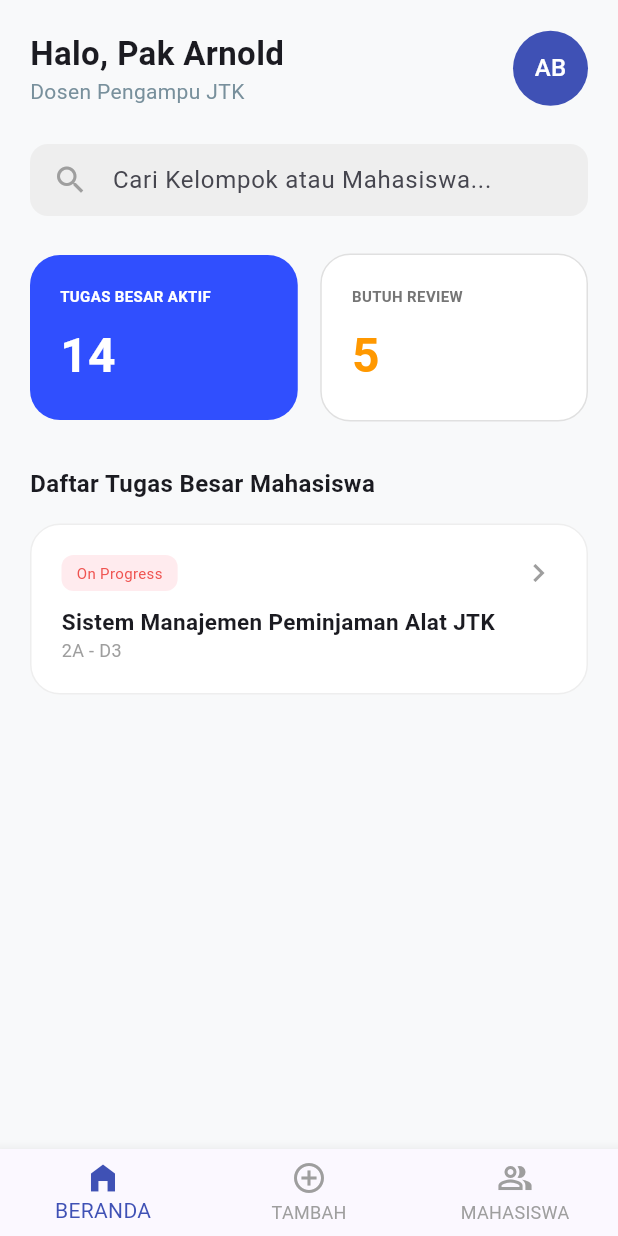
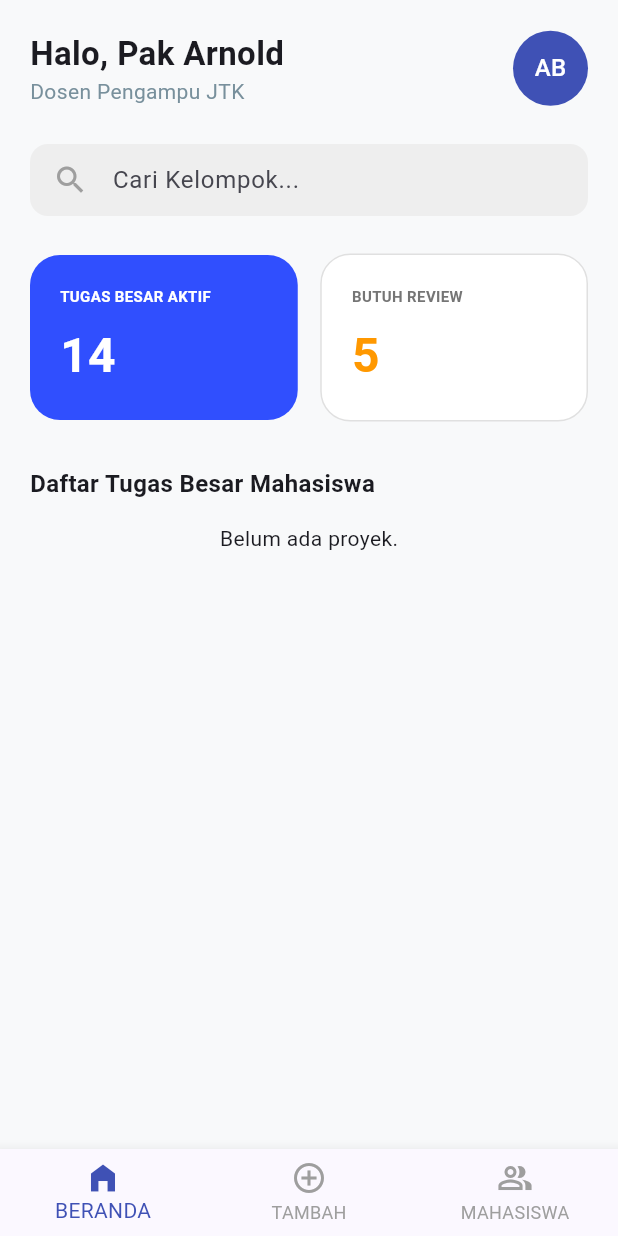
Before and after one commit to goks29/proyek4-Academic-Project-Monitoring-System, a Flutter app: the screen it shows after launch, on a phone screen of 412 x 824 dp. Run offline on Flutter 3.47's test engine with Material 3 defaults, Android fonts, the phone set to English and light mode, and no system bars; our stand-ins replace flutter_dotenv, supabase_flutter; accounts and stored records are empty.

Commit message:
feat: Make UI of Form Project, Generate Code, and Make Create Project Feature that integrated with DB Supabase

```diff
--- a/lib/features/academic/lecturer/lecturer_view.dart
+++ b/lib/features/academic/lecturer/lecturer_view.dart
@@ -1,34 +1,57 @@
 import 'package:flutter/material.dart';
+import 'lecturer_controller.dart';
+import '../../../models/project_model.dart';
+import '../../../models/workspace_model.dart';
+import 'add_project_view.dart';
 
-class LecturerView extends StatelessWidget {
+class LecturerView extends StatefulWidget {
   const LecturerView({super.key});
+
+  @override
+  State<LecturerView> createState() => _LecturerViewState();
+}
+
+class _LecturerViewState extends State<LecturerView> {
+  final LecturerController _controller = LecturerController();
+  ProjectModel? _selectedProject; // Untuk melacak proyek yang sedang dibuka
 
   @override
   Widget build(BuildContext context) {
     return Scaffold(
-      backgroundColor: const Color(
-        0xFFF8F9FA,
-      ), // Background abu muda biar premium
-      // FOOTER: Bottom Navigation Bar
-      bottomNavigationBar: BottomNavigationBar(
+      backgroundColor: const Color(0xFFF8F9FA),
+
+      // FOOTER: Bottom Navigation Bar (Hanya muncul di halaman utama)
+      // lib/features/academic/lecturer/lecturer_view.dart
+
+bottomNavigationBar: _selectedProject == null ? BottomNavigationBar(
   currentIndex: 0,
   selectedItemColor: Colors.indigo,
   unselectedItemColor: Colors.grey,
+  onTap: (index) async {
+    if (index == 1) { // Index 1 adalah tombol 'TAMBAH'
+      // Berpindah ke halaman form tambah proyek
+      final result = await Navigator.push(
+        context,
+        MaterialPageRoute(
+          builder: (context) => const AddProjectView(),
+        ),
+      );
+
+      // Jika form berhasil disimpan (mengembalikan true), refresh data
+      if (result == true) {
+        setState(() {
+          // Trigger refresh FutureBuilder
+        });
+      }
+    }
+    // Tambahkan logika index 0 atau 2 jika diperlukan nanti
+  },
   items: const [
-          BottomNavigationBarItem(
-            icon: Icon(Icons.home_filled),
-            label: 'BERANDA',
-          ),
-          BottomNavigationBarItem(
-            icon: Icon(Icons.add_circle_outline),
-            label: 'TAMBAH',
-          ),
-          BottomNavigationBarItem(
-            icon: Icon(Icons.people_alt_outlined),
-            label: 'MAHASISWA',
-          ),
+    BottomNavigationBarItem(icon: Icon(Icons.home_filled), label: 'BERANDA'),
+    BottomNavigationBarItem(icon: Icon(Icons.add_circle_outline), label: 'TAMBAH'),
+    BottomNavigationBarItem(icon: Icon(Icons.people_alt_outlined), label: 'MAHASISWA'),
   ],
-      ),
+) : null,
 
       body: SafeArea(
         child: SingleChildScrollView(
@@ -38,26 +61,25 @@ class LecturerView extends StatelessWidget {
             children: [
               const SizedBox(height: 20),
 
-              // HEADER: Profil Section
+              // HEADER & BACK BUTTON
               Row(
                 mainAxisAlignment: MainAxisAlignment.spaceBetween,
                 children: [
+                  if (_selectedProject != null)
+                    IconButton(
+                      icon: const Icon(Icons.arrow_back_ios),
+                      onPressed: () => setState(() => _selectedProject = null),
+                    ),
                   Column(
                     crossAxisAlignment: CrossAxisAlignment.start,
                     children: [
-                      const Text(
-                        "Halo, Pak Arnold",
-                        style: TextStyle(
-                          fontSize: 22,
-                          fontWeight: FontWeight.bold,
-                        ),
+                      Text(
+                        _selectedProject == null ? "Halo, Pak Arnold" : "Detail Proyek",
+                        style: const TextStyle(fontSize: 22, fontWeight: FontWeight.bold),
                       ),
                       Text(
-                        "Dosen Pengampu JTK",
-                        style: TextStyle(
-                          color: Colors.blueGrey[400],
-                          fontSize: 14,
-                        ),
+                        _selectedProject == null ? "Dosen Pengampu JTK" : _selectedProject!.title,
+                        style: TextStyle(color: Colors.blueGrey[400], fontSize: 14),
                       ),
                     ],
                   ),
@@ -71,161 +93,177 @@ class LecturerView extends StatelessWidget {
 
               const SizedBox(height: 25),
 
-              // SEARCH BAR
-              Container(
-                padding: const EdgeInsets.symmetric(horizontal: 15),
-                decoration: BoxDecoration(
-                  color: Colors.grey[200],
-                  borderRadius: BorderRadius.circular(12),
-                ),
-                child: const TextField(
-                  decoration: InputDecoration(
-                    icon: Icon(Icons.search, color: Colors.grey),
-                    hintText: "Cari Kelompok atau Mahasiswa...",
-                    border: InputBorder.none,
-                  ),
-                ),
-              ),
-
-              const SizedBox(height: 25),
-
-              // CONTENT: Statistik (Dua Kartu Sejajar)
-              Row(
-                children: [
-                  // Kartu 1: Tugas Aktif
-                  Expanded(
-                    child: Container(
-                      padding: const EdgeInsets.all(20),
-                      decoration: BoxDecoration(
-                        color: Colors.indigoAccent[700],
-                        borderRadius: BorderRadius.circular(20),
-                      ),
-                      child: const Column(
-                        crossAxisAlignment: CrossAxisAlignment.start,
-                        children: [
-                          Text(
-                            "TUGAS BESAR AKTIF",
-                            style: TextStyle(
-                              color: Colors.white,
-                              fontSize: 10,
-                              fontWeight: FontWeight.bold,
-                            ),
-                          ),
-                          SizedBox(height: 10),
-                          Text(
-                            "14",
-                            style: TextStyle(
-                              color: Colors.white,
-                              fontSize: 32,
-                              fontWeight: FontWeight.bold,
-                            ),
-                          ),
+              // SWITCHER: Tampilkan List Proyek atau List Kelompok
+              _selectedProject == null
+                ? _buildDashboardHome()
+                : _buildWorkspaceList(),
             ],
           ),
         ),
       ),
+    );
+  }
+
+  // --- SUB-WIDGET 1: TAMPILAN BERANDA UTAMA ---
+  Widget _buildDashboardHome() {
+    return Column(
+      crossAxisAlignment: CrossAxisAlignment.start,
+      children: [
+        // SEARCH BAR
+        _buildSearchBar(),
+        const SizedBox(height: 25),
+        // STATISTIK
+        _buildStatCards(),
+        const SizedBox(height: 30),
+        const Text("Daftar Tugas Besar Mahasiswa", style: TextStyle(fontSize: 16, fontWeight: FontWeight.bold)),
+        const SizedBox(height: 15),
+        // LIST PROJECT DARI DATABASE
+        FutureBuilder<List<ProjectModel>>(
+          future: _controller.getAllProjects(),
+          builder: (context, snapshot) {
+            if (snapshot.connectionState == ConnectionState.waiting) return const Center(child: CircularProgressIndicator());
+            if (!snapshot.hasData || snapshot.data!.isEmpty) return const Center(child: Text("Belum ada proyek."));
+
+            return ListView.builder(
+              shrinkWrap: true,
+              physics: const NeverScrollableScrollPhysics(),
+              itemCount: snapshot.data!.length,
+              itemBuilder: (context, index) {
+                final project = snapshot.data![index];
+                return _buildProjectCard(project);
+              },
+            );
+          },
+        ),
+      ],
+    );
+  }
+
+  // --- SUB-WIDGET 2: DAFTAR KELOMPOK (LEVEL 2) ---
+  Widget _buildWorkspaceList() {
+    return FutureBuilder<List<WorkspaceModel>>(
+      future: _controller.getWorkspacesByProject(_selectedProject!.id),
+      builder: (context, snapshot) {
+        if (snapshot.connectionState == ConnectionState.waiting) return const Center(child: CircularProgressIndicator());
+        if (!snapshot.hasData || snapshot.data!.isEmpty) return const Center(child: Text("Belum ada kelompok bergabung."));
+
+        return ListView.builder(
+          shrinkWrap: true,
+          physics: const NeverScrollableScrollPhysics(),
+          itemCount: snapshot.data!.length,
+          itemBuilder: (context, index) {
+            final workspace = snapshot.data![index];
+            double progress = _controller.calculateProgress(workspace);
+            return _buildGroupProgressCard(workspace, progress);
+          },
+        );
+      },
+    );
+  }
+
+  // --- UI COMPONENTS ---
+
+  Widget _buildSearchBar() {
+    return Container(
+      padding: const EdgeInsets.symmetric(horizontal: 15),
+      decoration: BoxDecoration(color: Colors.grey[200], borderRadius: BorderRadius.circular(12)),
+      child: const TextField(
+        decoration: InputDecoration(icon: Icon(Icons.search, color: Colors.grey), hintText: "Cari Kelompok...", border: InputBorder.none),
+      ),
+    );
+  }
+
+  Widget _buildStatCards() {
+    return Row(
+      children: [
+        _statCard("TUGAS BESAR AKTIF", "14", Colors.indigoAccent[700]!, Colors.white),
         const SizedBox(width: 15),
-                  // Kartu 2: Butuh Review
-                  Expanded(
+        _statCard("BUTUH REVIEW", "5", Colors.white, Colors.orange, isBordered: true),
+      ],
+    );
+  }
+
+  Widget _statCard(String label, String value, Color bg, Color valColor, {bool isBordered = false}) {
+    return Expanded(
       child: Container(
         padding: const EdgeInsets.all(20),
         decoration: BoxDecoration(
-                        color: Colors.white,
+          color: bg,
           borderRadius: BorderRadius.circular(20),
-                        border: Border.all(color: Colors.grey[300]!),
+          border: isBordered ? Border.all(color: Colors.grey[300]!) : null,
         ),
         child: Column(
           crossAxisAlignment: CrossAxisAlignment.start,
           children: [
-                          Text(
-                            "BUTUH REVIEW",
-                            style: TextStyle(
-                              color: Colors.grey[600],
-                              fontSize: 10,
-                              fontWeight: FontWeight.bold,
-                            ),
-                          ),
+            Text(label, style: TextStyle(color: isBordered ? Colors.grey[600] : Colors.white, fontSize: 10, fontWeight: FontWeight.bold)),
             const SizedBox(height: 10),
-                          const Text(
-                            "5",
-                            style: TextStyle(
-                              color: Colors.orange,
-                              fontSize: 32,
-                              fontWeight: FontWeight.bold,
-                            ),
-                          ),
+            Text(value, style: TextStyle(color: valColor, fontSize: 32, fontWeight: FontWeight.bold)),
           ],
         ),
       ),
-                  ),
-                ],
-              ),
+    );
+  }
 
-              const SizedBox(height: 30),
-
-              // JUDUL DAFTAR
-              const Text(
-                "Daftar Tugas Besar Mahasiswa",
-                style: TextStyle(fontSize: 16, fontWeight: FontWeight.bold),
-              ),
-
-              const SizedBox(height: 15),
-
-              // LIST TUGAS (Satu Contoh Kartu)
-              Container(
+  Widget _buildProjectCard(ProjectModel project) {
+    return GestureDetector(
+      onTap: () => setState(() => _selectedProject = project),
+      child: Container(
+        margin: const EdgeInsets.only(bottom: 15),
         padding: const EdgeInsets.all(20),
-                decoration: BoxDecoration(
-                  color: Colors.white,
-                  borderRadius: BorderRadius.circular(20),
-                  border: Border.all(color: Colors.grey[200]!),
-                ),
+        decoration: BoxDecoration(color: Colors.white, borderRadius: BorderRadius.circular(20), border: Border.all(color: Colors.grey[200]!)),
         child: Column(
           crossAxisAlignment: CrossAxisAlignment.start,
           children: [
             Row(
               mainAxisAlignment: MainAxisAlignment.spaceBetween,
               children: [
-                        Container(
-                          padding: const EdgeInsets.symmetric(
-                            horizontal: 10,
-                            vertical: 5,
-                          ),
-                          decoration: BoxDecoration(
-                            color: Colors.red[50],
-                            borderRadius: BorderRadius.circular(8),
-                          ),
-                          child: Text(
-                            "On Progress",
-                            style: TextStyle(
-                              color: Colors.red[400],
-                              fontSize: 10,
-                            ),
-                          ),
-                        ),
+                _statusBadge("On Progress", Colors.red[50]!, Colors.red[400]!),
                 const Icon(Icons.chevron_right, color: Colors.grey),
               ],
             ),
             const SizedBox(height: 10),
-                    const Text(
-                      "Sistem Manajemen Peminjaman Alat JTK",
-                      style: TextStyle(
-                        fontWeight: FontWeight.bold,
-                        fontSize: 15,
-                      ),
-                    ),
-                    const Text(
-                      "2A - D3",
-                      style: TextStyle(color: Colors.grey, fontSize: 12),
-                    ),
+            Text(project.title, style: const TextStyle(fontWeight: FontWeight.bold, fontSize: 15)),
+            Text(project.joinCode, style: const TextStyle(color: Colors.grey, fontSize: 12)),
           ],
-                ),
-              ),
-
-              const SizedBox(height: 20), // Spasi bawah biar gak mentok
-            ],
-          ),
         ),
       ),
     );
   }
+
+  Widget _buildGroupProgressCard(WorkspaceModel workspace, double progress) {
+    return Container(
+      margin: const EdgeInsets.only(bottom: 15),
+      padding: const EdgeInsets.all(20),
+      decoration: BoxDecoration(color: Colors.white, borderRadius: BorderRadius.circular(20), border: Border.all(color: Colors.grey[200]!)),
+      child: Column(
+        crossAxisAlignment: CrossAxisAlignment.start,
+        children: [
+          Text(workspace.teamName, style: const TextStyle(fontWeight: FontWeight.bold, fontSize: 16)),
+          const SizedBox(height: 12),
+          Row(
+            children: [
+              Expanded(
+                child: LinearProgressIndicator(
+                  value: progress,
+                  backgroundColor: Colors.grey[200],
+                  color: Colors.indigo,
+                  minHeight: 8,
+                ),
+              ),
+              const SizedBox(width: 12),
+              Text("${(progress * 100).toInt()}%", style: const TextStyle(fontWeight: FontWeight.bold)),
+            ],
+          ),
+        ],
+      ),
+    );
   }
+
+  Widget _statusBadge(String text, Color bg, Color textCol) {
+    return Container(
+      padding: const EdgeInsets.symmetric(horizontal: 10, vertical: 5),
+      decoration: BoxDecoration(color: bg, borderRadius: BorderRadius.circular(8)),
+      child: Text(text, style: TextStyle(color: textCol, fontSize: 10)),
+    );
+  }
+}
--- a/pubspec.yaml
+++ b/pubspec.yaml
@@ -35,6 +35,7 @@ dependencies:
   # The following adds the Cupertino Icons font to your application.
   # Use with the CupertinoIcons class for iOS style icons.
   cupertino_icons: ^1.0.8
+  uuid: ^4.5.3
 
 dev_dependencies:
   flutter_test:
```
Also changed, not shown: lib/features/academic/lecturer/add_project_view.dart (added, +227 -0 lines), lib/features/academic/lecturer/lecturer_controller.dart (+57 -65 lines), lib/services/workspace_service.dart (+10 -0 lines), pubspec.lock. Lines whose indentation alone changed are shown as unchanged.
